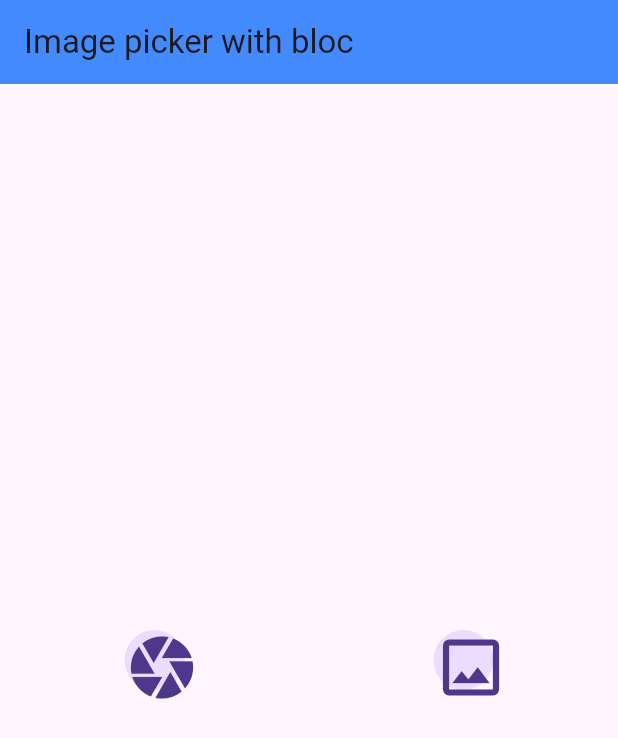
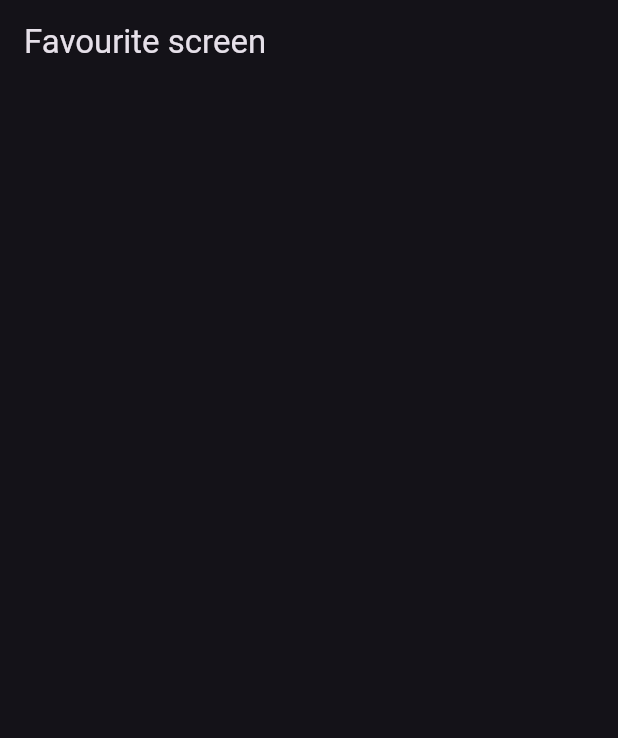
Before and after one commit to farizfarooqui/Flutter-BloC, a Flutter app: the screen it shows after launch, on a phone screen of 412 x 824 dp. Shown: the top 738 px of the screen. Run offline on Flutter 3.47's test engine with Material 3 defaults, Android fonts, the light colour scheme and no system bars; our stand-ins replace bloc, equatable, flutter_bloc, image_picker.

Commit message:
create favourite screen bloc

```diff
--- /dev/null
+++ b/lib/UI/fav_screen.dart
@@ -0,0 +1,19 @@
+import 'package:flutter/material.dart';
+
+class FavouriteScreen extends StatefulWidget {
+  const FavouriteScreen({super.key});
+
+  @override
+  State<FavouriteScreen> createState() => _FavouriteScreenState();
+}
+
+class _FavouriteScreenState extends State<FavouriteScreen> {
+  @override
+  Widget build(BuildContext context) {
+    return Scaffold(
+      appBar: AppBar(
+        title: const Text('Favourite screen'),
+      ),
+    );
+  }
+}
--- /dev/null
+++ b/lib/favourite_screen/bloc/favourite_bloc.dart
@@ -0,0 +1,11 @@
+import 'package:bloc/bloc.dart';
+import 'package:equatable/equatable.dart';
+
+part 'favourite_event.dart';
+part 'favourite_state.dart';
+
+class FavouriteBloc extends Bloc<FavouriteEvent, FavouriteState> {
+  FavouriteBloc() : super(FavouriteInitial()) {
+    on<FavouriteEvent>((event, emit) {});
+  }
+}
--- /dev/null
+++ b/lib/favourite_screen/bloc/favourite_event.dart
@@ -0,0 +1,12 @@
+part of 'favourite_bloc.dart';
+
+abstract class FavouriteEvent extends Equatable {
+  const FavouriteEvent();
+
+  @override
+  List<Object> get props => [];
+}
+
+class FetchFavListEvent extends FavouriteEvent {
+
+}
--- /dev/null
+++ b/lib/favourite_screen/bloc/favourite_state.dart
@@ -0,0 +1,10 @@
+part of 'favourite_bloc.dart';
+
+class FavouriteState extends Equatable {
+  const FavouriteState();
+
+  @override
+  List<Object> get props => [];
+}
+
+final class FavouriteInitial extends FavouriteState {}
--- a/lib/main.dart
+++ b/lib/main.dart
@@ -1,6 +1,8 @@
 import 'package:blocpract/Image_picker/bloc/image_picker_bloc.dart';
+import 'package:blocpract/UI/fav_screen.dart';
 import 'package:blocpract/UI/image_picker_screen.dart';
 import 'package:blocpract/counter/bloc/home_bloc.dart';
+import 'package:blocpract/favourite_screen/bloc/favourite_bloc.dart';
 import 'package:blocpract/switch_toggle/bloc/switch_bloc.dart';
 import 'package:blocpract/util/image_picker_util.dart';
 import 'package:flutter/material.dart';
@@ -25,11 +27,16 @@ class MyApp extends StatelessWidget {
           ),
           BlocProvider(
             create: (context) => ImagePickerBloc(ImagePickerUtils()),
+          ),
+          BlocProvider(
+            create: (context) => FavouriteBloc(),
           )
         ],
-        child: const MaterialApp(
+        child: MaterialApp(
+          themeMode: ThemeMode.dark,
+          theme: ThemeData(brightness: Brightness.dark),
           debugShowCheckedModeBanner: false,
-          home: ImagePickerScreen(),
+          home: const FavouriteScreen(),
         ));
   }
 }
--- /dev/null
+++ b/lib/respository/favourite_respository.dart
@@ -0,0 +1,3 @@
+class FavouriteRespository {
+
+}
```
Also changed, not shown: lib/respository/fav_item_model.dart (added, +27 -0 lines).
